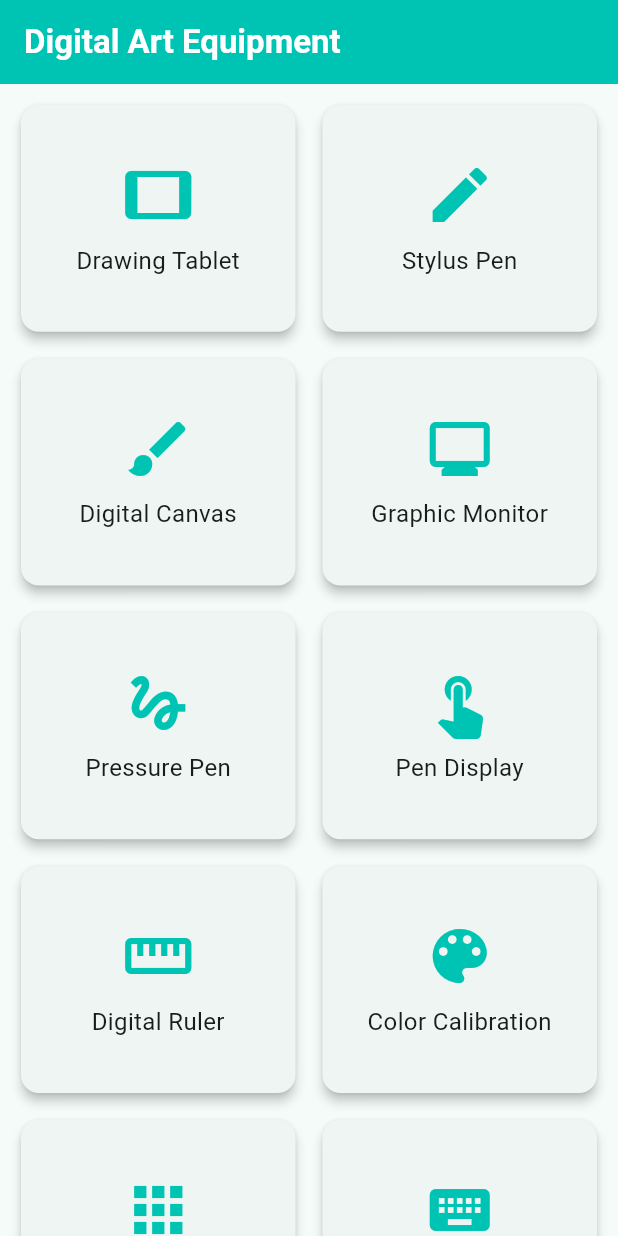
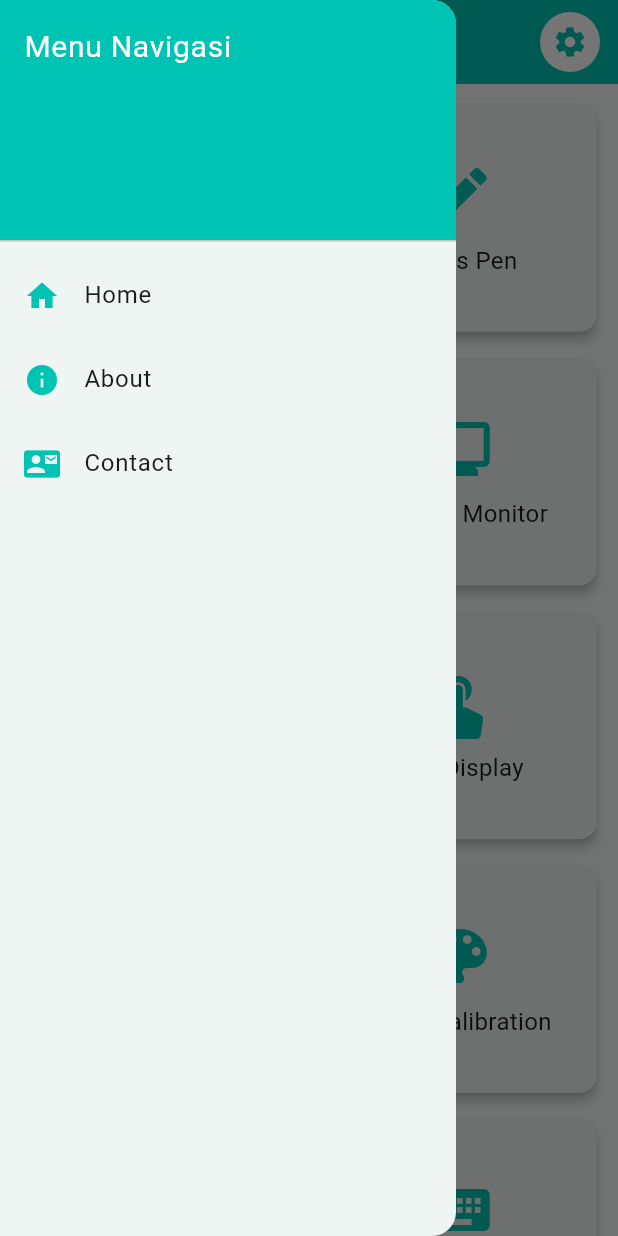
Before and after one commit to kouprojects08-sketch/Tugas2_pemrogamanMobile, a Flutter app: the screen it shows after launch, with the side drawer open (before the commit the screen has no drawer), on a phone screen of 412 x 824 dp. Run offline on Flutter 3.47's test engine with Material 3 defaults, Android fonts, the phone set to English and light mode, and no system bars.

Commit message:
Perbaikan const constructor dan update halaman

```diff
--- /dev/null
+++ b/lib/about_page.dart
@@ -0,0 +1,13 @@
+import 'package:flutter/material.dart';
+
+class AboutPage extends StatelessWidget {
+  const AboutPage({super.key}); // ✅ pakai super.key
+
+  @override
+  Widget build(BuildContext context) {
+    return Scaffold(
+      appBar: AppBar(title: const Text('About Page')),
+      body: const Center(child: Text('Ini halaman About')),
+    );
+  }
+}
--- /dev/null
+++ b/lib/home_page.dart
@@ -0,0 +1,67 @@
+import 'package:flutter/material.dart';
+import 'second_page.dart';
+
+class HomePage extends StatelessWidget {
+  const HomePage({super.key});
+
+  @override
+  Widget build(BuildContext context) {
+    final List<Map<String, dynamic>> items = [
+      {"title": "Drawing Tablet", "icon": Icons.tablet},
+      {"title": "Stylus Pen", "icon": Icons.edit},
+      {"title": "Digital Canvas", "icon": Icons.brush},
+      {"title": "Graphic Monitor", "icon": Icons.monitor},
+      {"title": "Pressure Pen", "icon": Icons.gesture},
+      {"title": "Pen Display", "icon": Icons.touch_app},
+      {"title": "Digital Ruler", "icon": Icons.straighten},
+      {"title": "Color Calibration", "icon": Icons.color_lens},
+      {"title": "Software Drawing", "icon": Icons.apps},
+      {"title": "Shortcut Keypad", "icon": Icons.keyboard},
+    ];
+
+    return GridView.builder(
+      padding: const EdgeInsets.all(10),
+      gridDelegate: const SliverGridDelegateWithFixedCrossAxisCount(
+        crossAxisCount: 2,
+        crossAxisSpacing: 10,
+        mainAxisSpacing: 10,
+        childAspectRatio: 1.2,
+      ),
+      itemCount: items.length,
+      itemBuilder: (context, index) {
+        final item = items[index];
+        return Card(
+          elevation: 3,
+          shape: RoundedRectangleBorder(
+            borderRadius: BorderRadius.circular(12),
+          ),
+          child: InkWell(
+            borderRadius: BorderRadius.circular(12),
+            onTap: () {
+              Navigator.push(
+                context,
+                MaterialPageRoute(builder: (context) => const SecondPage()),
+              );
+            },
+            child: Column(
+              mainAxisAlignment: MainAxisAlignment.center,
+              children: [
+                Icon(
+                  item['icon'],
+                  size: 48,
+                  color: const Color(0xFF00C4B3),
+                ),
+                const SizedBox(height: 8),
+                Text(
+                  item['title'],
+                  textAlign: TextAlign.center,
+                  style: const TextStyle(fontSize: 16),
+                ),
+              ],
+            ),
+          ),
+        );
+      },
+    );
+  }
+}
--- a/lib/main.dart
+++ b/lib/main.dart
@@ -1,4 +1,6 @@
 import 'package:flutter/material.dart';
+import 'home_page.dart';
+import 'second_page.dart';
 
 void main() {
   runApp(const MyApp());
@@ -12,83 +14,123 @@ class MyApp extends StatelessWidget {
     return MaterialApp(
       title: 'Digital Art Equipment',
       theme: ThemeData(
-        // Seed color ganti ke warna khas Wacom (toska)
         colorScheme: ColorScheme.fromSeed(seedColor: const Color(0xFF00C4B3)),
         useMaterial3: true,
       ),
-      home: const MyHomePage(title: 'Digital Art Equipment'),
+      home: const MainPage(),
     );
   }
 }
 
-class MyHomePage extends StatelessWidget {
-  const MyHomePage({super.key, required this.title});
+class MainPage extends StatefulWidget {
+  const MainPage({super.key});
 
-  final String title;
+  @override
+  State<MainPage> createState() => _MainPageState();
+}
+
+class _MainPageState extends State<MainPage> {
+  // untuk ganti konten
+  Widget _currentPage = const HomePage();
+  String _title = 'Home';
+
+  void _selectPage(Widget page, String title) {
+    setState(() {
+      _currentPage = page;
+      _title = title;
+    });
+    Navigator.pop(context); // tutup drawer setelah pilih menu
+  }
 
   @override
   Widget build(BuildContext context) {
-    final List<Map<String, dynamic>> items = [
-      {"title": "Drawing Tablet", "icon": Icons.tablet},
-      {"title": "Stylus Pen", "icon": Icons.edit},
-      {"title": "Digital Canvas", "icon": Icons.brush},
-      {"title": "Graphic Monitor", "icon": Icons.monitor},
-      {"title": "Pressure Pen", "icon": Icons.gesture},
-      {"title": "Pen Display", "icon": Icons.touch_app},
-      {"title": "Digital Ruler", "icon": Icons.straighten},
-      {"title": "Color Calibration", "icon": Icons.color_lens},
-      {"title": "Software Drawing", "icon": Icons.apps},
-      {"title": "Shortcut Keypad", "icon": Icons.keyboard},
-    ];
+    const wacomColor = Color(0xFF00C4B3);
 
     return Scaffold(
       appBar: AppBar(
-        // Warna header → warna khas Wacom
-        backgroundColor: const Color(0xFF00C4B3),
+        backgroundColor: wacomColor,
         title: Text(
-          title,
-          style: const TextStyle(
-            color: Colors.white, // tulisan header putih biar kontras
-            fontWeight: FontWeight.bold,
+          _title,
+          style: const TextStyle(color: Colors.white, fontWeight: FontWeight.bold),
+        ),
+        // tombol bulat di kanan header
+        actions: [
+          Padding(
+            padding: const EdgeInsets.symmetric(horizontal: 12.0),
+            child: InkWell(
+              borderRadius: BorderRadius.circular(24),
+              onTap: () {
+                ScaffoldMessenger.of(context).showSnackBar(
+                  const SnackBar(content: Text('Tombol bulat ditekan')),
+                );
+              },
+              child: Container(
+                width: 40,
+                height: 40,
+                decoration: const BoxDecoration(
+                  color: Colors.white,
+                  shape: BoxShape.circle,
+                ),
+                child: const Icon(Icons.settings, color: wacomColor),
               ),
             ),
           ),
-      body: GridView.builder(
-        padding: const EdgeInsets.all(10),
-        gridDelegate: const SliverGridDelegateWithFixedCrossAxisCount(
-          crossAxisCount: 2, // 2 kolom
-          crossAxisSpacing: 10,
-          mainAxisSpacing: 10,
-          childAspectRatio: 1.2,
+        ],
       ),
-        itemCount: items.length,
-        itemBuilder: (context, index) {
-          final item = items[index];
-          return Card(
-            elevation: 3,
-            shape: RoundedRectangleBorder(
-              borderRadius: BorderRadius.circular(12),
+      drawer: Drawer(
+        child: ListView(
+          padding: EdgeInsets.zero,
+          children: [
+            const DrawerHeader(
+              decoration: BoxDecoration(color: wacomColor),
+              child: Text(
+                'Menu Navigasi',
+                style: TextStyle(color: Colors.white, fontSize: 20),
               ),
-            child: Column(
-              mainAxisAlignment: MainAxisAlignment.center,
-              children: [
-                // Icon pakai warna khas Wacom
-                Icon(
-                  item['icon'],
-                  size: 48,
-                  color: const Color(0xFF00C4B3),
             ),
-                const SizedBox(height: 8),
-                Text(
-                  item['title'],
-                  textAlign: TextAlign.center,
-                  style: const TextStyle(fontSize: 16),
+            ListTile(
+              leading: const Icon(Icons.home, color: wacomColor),
+              title: const Text('Home'),
+              onTap: () => _selectPage(const HomePage(), 'Home'),
+            ),
+            ListTile(
+              leading: const Icon(Icons.info, color: wacomColor),
+              title: const Text('About'),
+              onTap: () => _selectPage(const AboutPage(), 'About'),
+            ),
+            ListTile(
+              leading: const Icon(Icons.contact_mail, color: wacomColor),
+              title: const Text('Contact'),
+              onTap: () => _selectPage(const ContactPage(), 'Contact'),
             ),
           ],
         ),
-          );
-        },
       ),
+      body: _currentPage,
     );
   }
 }
+
+/// Halaman About
+class AboutPage extends StatelessWidget {
+  const AboutPage({super.key});
+
+  @override
+  Widget build(BuildContext context) {
+    return const Center(
+      child: Text('Ini halaman About', style: TextStyle(fontSize: 18)),
+    );
+  }
+}
+
+/// Halaman Contact
+class ContactPage extends StatelessWidget {
+  const ContactPage({super.key});
+
+  @override
+  Widget build(BuildContext context) {
+    return const Center(
+      child: Text('Ini halaman Contact', style: TextStyle(fontSize: 18)),
+    );
+  }
+}
```
Also changed, not shown: lib/second_page.dart (added, +22 -0 lines), lib/contact_page.dart (added). Lines whose indentation alone changed are shown as unchanged.
